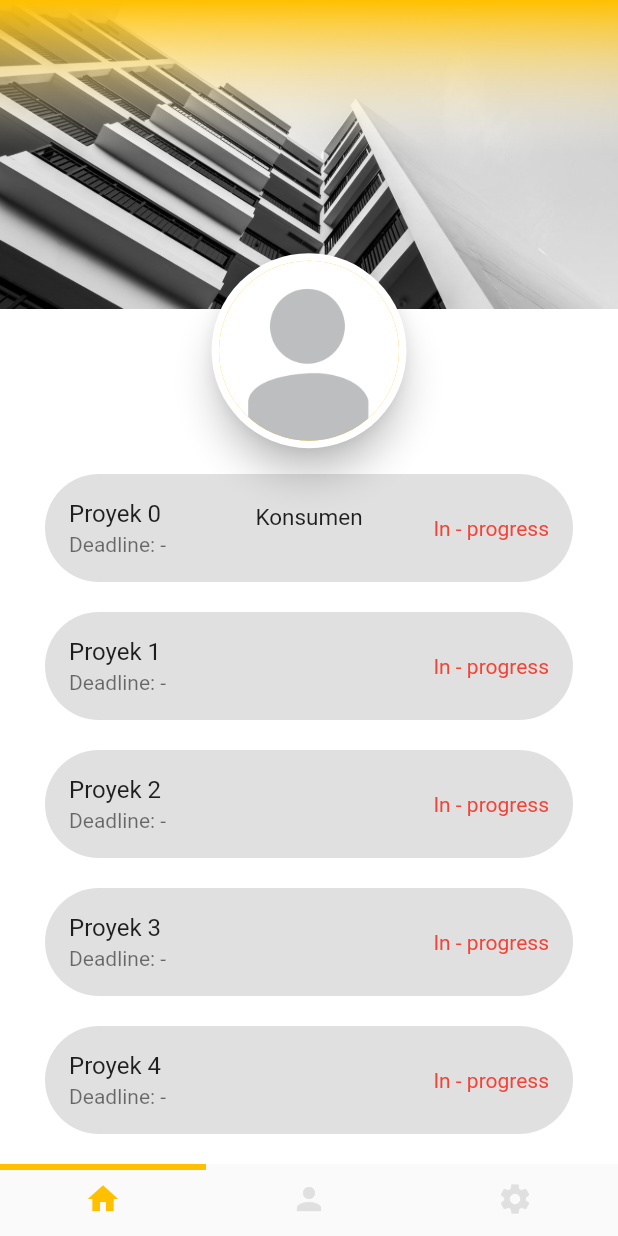
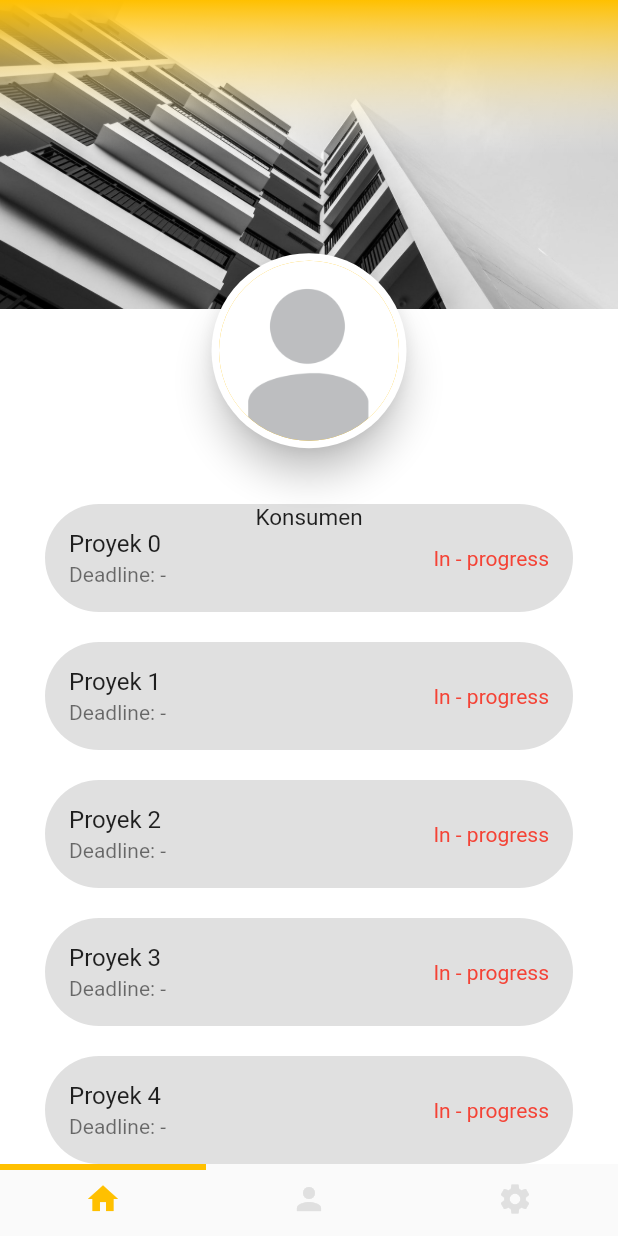
Before and after one commit to qisashasanudin/bangunin_id, a Flutter app: the screen it shows once a user with an empty profile is signed in, on a phone screen of 412 x 824 dp. Run offline on Flutter 3.47's test engine with Material 2 defaults, Android fonts, the phone set to English and light mode, and no system bars; our stand-ins replace cloud_firestore, firebase_auth, flutter_spinkit; accounts and stored records are empty.

Commit message:
minor fixes

```diff
--- a/lib/screens/mainmenu/tab_home.dart
+++ b/lib/screens/mainmenu/tab_home.dart
@@ -28,7 +28,7 @@ class _HomeState extends State<Home> {
     super.initState();
   }
 
-    @override
+  @override
   void dispose() {
     _scrollController.dispose();
     super.dispose();
@@ -59,7 +59,7 @@ class _HomeState extends State<Home> {
                   flexibleSpace: homeAppBar(screenHeight),
                 ),
                 SliverToBoxAdapter(
-                  child: SizedBox(height: 100),
+                  child: SizedBox(height: 120),
                 ),
                 SliverList(
                   delegate: infiniteList(context),
```
